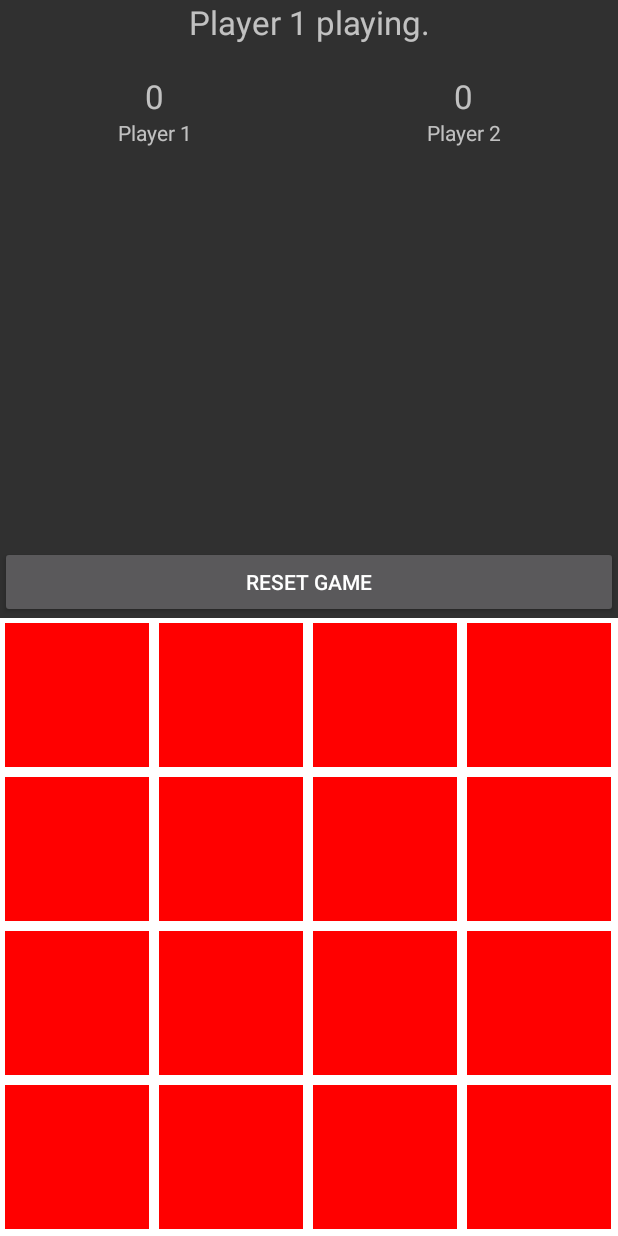
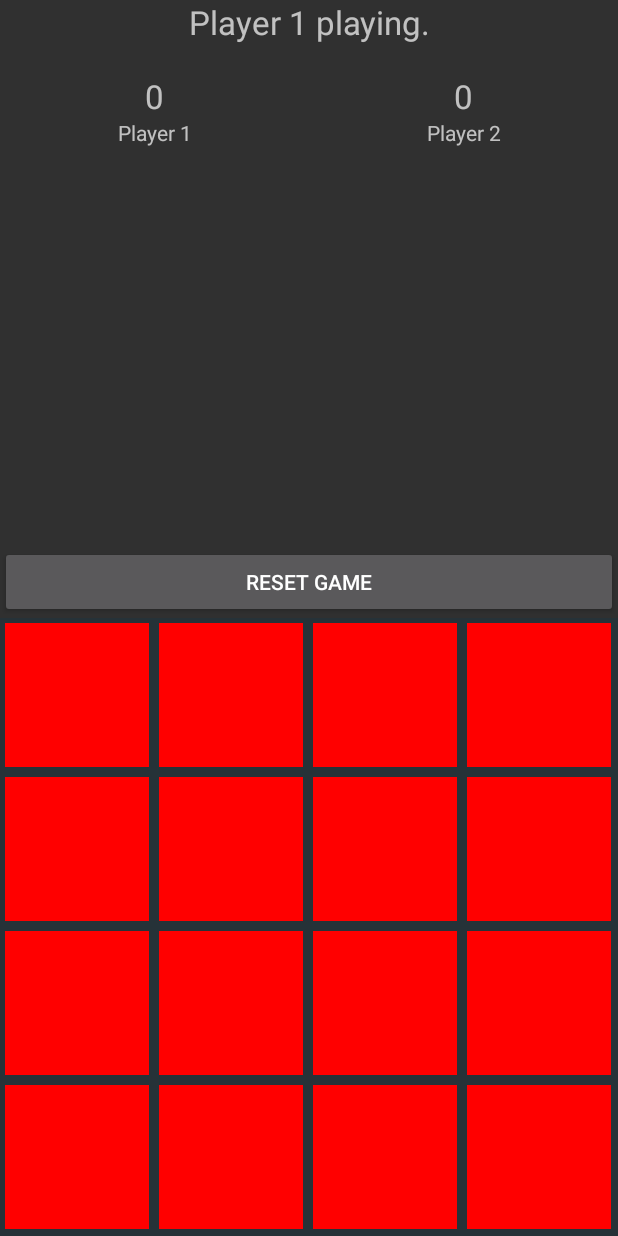
Before and after one commit to kristijan-pajtasev/android-memory-game, an Android app: the screen it shows after launch (MainActivity), on a phone screen of 412 x 824 dp. Run offline under Robolectric (Android 15) with nearby library versions, the phone set to English and light mode, and no system bars.

Commit message:
color updated

```diff
--- a/app/src/main/res/layout/activity_main.xml
+++ b/app/src/main/res/layout/activity_main.xml
@@ -78,7 +78,7 @@
         android:layout_width="match_parent"
         android:layout_height="wrap_content"
         android:layout_alignParentBottom="true"
-        android:background="#ffffff"
+        android:background="@color/custom_view_background_color"
         android:id="@+id/memoryCardViewContainer">
 
         <com.kristijan_pajtasev.assignment02.views.MemoryCards
--- a/app/src/main/res/values/colors.xml
+++ b/app/src/main/res/values/colors.xml
@@ -3,4 +3,5 @@
     <color name="colorPrimary">#3F51B5</color>
     <color name="colorPrimaryDark">#303F9F</color>
     <color name="colorAccent">#FF4081</color>
+    <color name="custom_view_background_color">#263238</color>
 </resources>
```
